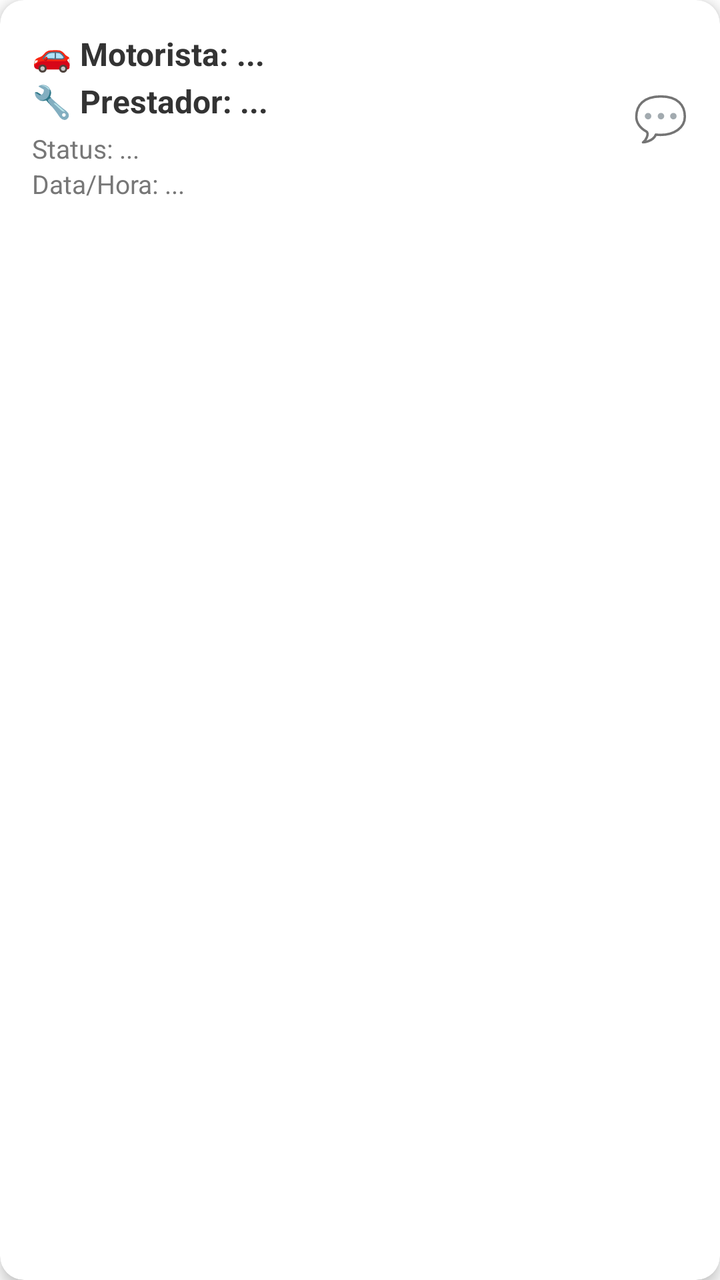
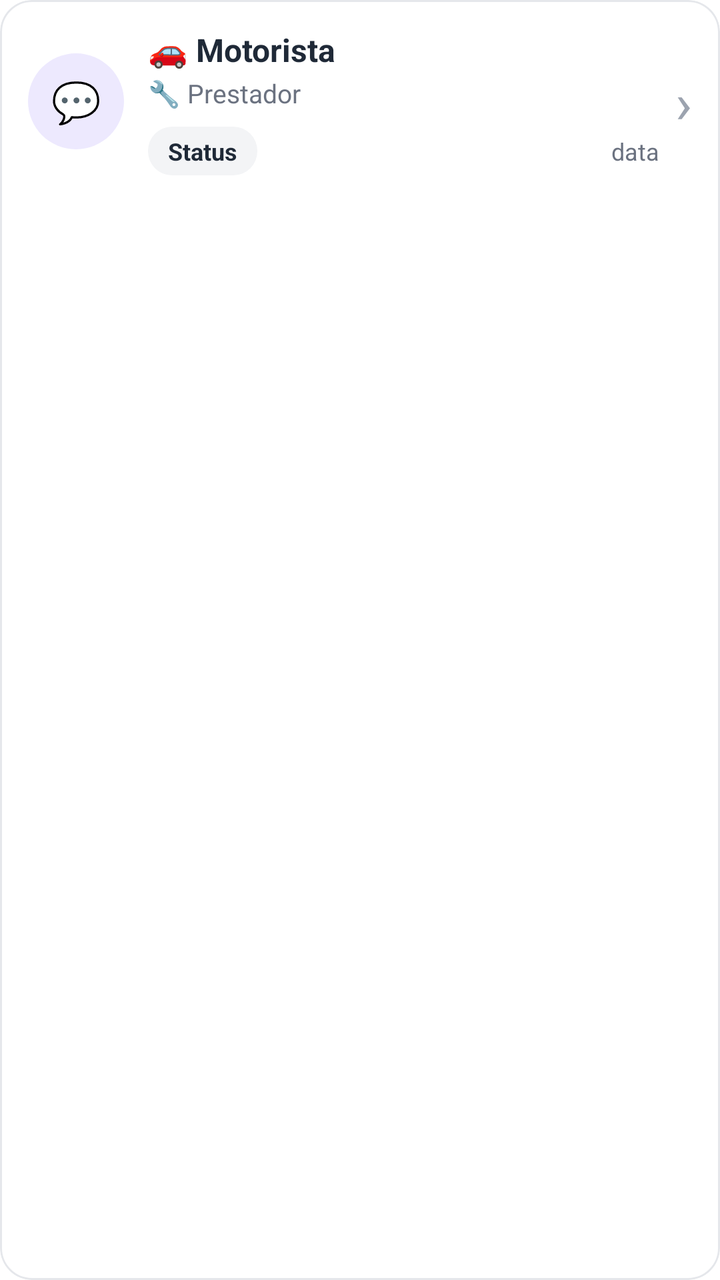

The first picture is an Android layout as it rendered before a commit; the second is the same layout after the commit. The layout source and the unified diff follow.
<!-- AndroidManifest.xml: application theme Theme.MaterialComponents.Light.NoActionBar -->
<!-- res/layout/item_admin_conversa.xml -->
<?xml version="1.0" encoding="utf-8"?>
<androidx.cardview.widget.CardView xmlns:android="http://schemas.android.com/apk/res/android"
    xmlns:app="http://schemas.android.com/apk/res-auto"
    android:layout_width="match_parent"
    android:layout_height="wrap_content"
    android:layout_margin="8dp"
    android:clickable="true"
    android:focusable="true"
    android:foreground="?attr/selectableItemBackground"
    app:cardCornerRadius="12dp"
    app:cardElevation="4dp">

    <LinearLayout
        android:layout_width="match_parent"
        android:layout_height="wrap_content"
        android:orientation="horizontal"
        android:padding="16dp"
        android:gravity="center_vertical">

        <LinearLayout
            android:layout_width="0dp"
            android:layout_height="wrap_content"
            android:layout_weight="1"
            android:orientation="vertical">

            <TextView
                android:id="@+id/tvConversaMotorista"
                android:layout_width="match_parent"
                android:layout_height="wrap_content"
                android:text="🚗 Motorista: ..."
                android:textSize="16sp"
                android:textStyle="bold"
                android:textColor="#333" />

            <TextView
                android:id="@+id/tvConversaPrestador"
                android:layout_width="match_parent"
                android:layout_height="wrap_content"
                android:text="🔧 Prestador: ..."
                android:textSize="16sp"
                android:textStyle="bold"
                android:textColor="#333"
                android:layout_marginTop="2dp" />

            <TextView
                android:id="@+id/tvConversaStatus"
                android:layout_width="match_parent"
                android:layout_height="wrap_content"
                android:text="Status: ..."
                android:textSize="13sp"
                android:textColor="#777"
                android:layout_marginTop="4dp" />

            <TextView
                android:id="@+id/tvConversaDataHora"
                android:layout_width="match_parent"
                android:layout_height="wrap_content"
                android:text="Data/Hora: ..."
                android:textSize="13sp"
                android:textColor="#777" />

        </LinearLayout>

        <TextView
            android:layout_width="wrap_content"
            android:layout_height="wrap_content"
            android:text="💬"
            android:textSize="22sp" />

    </LinearLayout>

</androidx.cardview.widget.CardView>
<!-- resources referenced by this layout -->
<resources>

</resources>

<!-- the commit's change to res/layout/item_admin_conversa.xml (unified diff, before → after) -->
@@ -1,72 +1,79 @@
 <?xml version="1.0" encoding="utf-8"?>
-<androidx.cardview.widget.CardView xmlns:android="http://schemas.android.com/apk/res/android"
+<com.google.android.material.card.MaterialCardView xmlns:android="http://schemas.android.com/apk/res/android"
     xmlns:app="http://schemas.android.com/apk/res-auto"
-    android:layout_width="match_parent"
-    android:layout_height="wrap_content"
-    android:layout_margin="8dp"
+    style="@style/AdminCard"
+    android:layout_marginTop="6dp"
+    android:layout_marginBottom="6dp"
     android:clickable="true"
-    android:focusable="true"
-    android:foreground="?attr/selectableItemBackground"
-    app:cardCornerRadius="12dp"
-    app:cardElevation="4dp">
+    android:focusable="true">
 
     <LinearLayout
         android:layout_width="match_parent"
         android:layout_height="wrap_content"
+        android:gravity="center_vertical"
         android:orientation="horizontal"
-        android:padding="16dp"
-        android:gravity="center_vertical">
+        android:padding="14dp">
+
+        <TextView
+            style="@style/AdminAvatar"
+            android:backgroundTint="@color/admin_roxo_claro"
+            android:text="💬"
+            android:textSize="20sp" />
 
         <LinearLayout
             android:layout_width="0dp"
             android:layout_height="wrap_content"
+            android:layout_marginStart="12dp"
             android:layout_weight="1"
             android:orientation="vertical">
 
             <TextView
                 android:id="@+id/tvConversaMotorista"
+                style="@style/AdminTitulo"
                 android:layout_width="match_parent"
-                android:layout_height="wrap_content"
-                android:text="🚗 Motorista: ..."
-                android:textSize="16sp"
-                android:textStyle="bold"
-                android:textColor="#333" />
+                android:ellipsize="end"
+                android:maxLines="1"
+                android:text="🚗 Motorista" />
 
             <TextView
                 android:id="@+id/tvConversaPrestador"
+                style="@style/AdminLinha"
+                android:layout_marginTop="2dp"
+                android:ellipsize="end"
+                android:maxLines="1"
+                android:text="🔧 Prestador" />
+
+            <LinearLayout
                 android:layout_width="match_parent"
                 android:layout_height="wrap_content"
-                android:text="🔧 Prestador: ..."
-                android:textSize="16sp"
-                android:textStyle="bold"
-                android:textColor="#333"
-                android:layout_marginTop="2dp" />
+                android:layout_marginTop="8dp"
+                android:gravity="center_vertical"
+                android:orientation="horizontal">
 
-            <TextView
-                android:id="@+id/tvConversaStatus"
-                android:layout_width="match_parent"
-                android:layout_height="wrap_content"
-                android:text="Status: ..."
-                android:textSize="13sp"
-                android:textColor="#777"
-                android:layout_marginTop="4dp" />
+                <TextView
+                    android:id="@+id/tvConversaStatus"
+                    style="@style/AdminChip"
+                    android:text="Status" />
 
-            <TextView
-                android:id="@+id/tvConversaDataHora"
-                android:layout_width="match_parent"
-                android:layout_height="wrap_content"
-                android:text="Data/Hora: ..."
-                android:textSize="13sp"
-                android:textColor="#777" />
-
+                <TextView
+                    android:id="@+id/tvConversaDataHora"
+                    android:layout_width="0dp"
+                    android:layout_height="wrap_content"
+                    android:layout_marginStart="8dp"
+                    android:layout_weight="1"
+                    android:gravity="end"
+                    android:text="data"
+                    android:textColor="@color/admin_texto_secundario"
+                    android:textSize="12sp" />
+            </LinearLayout>
         </LinearLayout>
 
         <TextView
             android:layout_width="wrap_content"
             android:layout_height="wrap_content"
-            android:text="💬"
-            android:textSize="22sp" />
-
+            android:layout_marginStart="8dp"
+            android:text="›"
+            android:textColor="#9CA3AF"
+            android:textSize="28sp" />
     </LinearLayout>
-
-</androidx.cardview.widget.CardView>
+</com.google.android.material.card.MaterialCardView>
<!-- resource entries referenced after the edit -->
@@ -1,5 +1,65 @@
 <!-- resources referenced by this layout -->
 <resources>
-
+  <color name="admin_roxo_claro">#EDE9FE</color>
+  <color name="admin_texto_secundario">#6B7280</color>
+  <style name="AdminAvatar">
+          <item name="android:layout_width">48dp</item>
+          <item name="android:layout_height">48dp</item>
+          <item name="android:background">@drawable/bg_admin_avatar</item>
+          <item name="android:gravity">center</item>
+          <item name="android:textColor">@android:color/white</item>
+          <item name="android:textSize">17sp</item>
+          <item name="android:textStyle">bold</item>
+      </style>
+  <style name="AdminCard">
+          <item name="android:layout_width">match_parent</item>
+          <item name="android:layout_height">wrap_content</item>
+          <item name="cardBackgroundColor">@android:color/white</item>
+          <item name="cardCornerRadius">16dp</item>
+          <item name="cardElevation">0dp</item>
+          <item name="strokeColor">@color/admin_borda</item>
+          <item name="strokeWidth">1dp</item>
+      </style>
+  <style name="AdminChip">
+          <item name="android:layout_width">wrap_content</item>
+          <item name="android:layout_height">wrap_content</item>
+          <item name="android:background">@drawable/bg_admin_chip</item>
+          <item name="android:backgroundTint">@color/admin_chip</item>
+          <item name="android:paddingStart">10dp</item>
+          <item name="android:paddingEnd">10dp</item>
+          <item name="android:paddingTop">4dp</item>
+          <item name="android:paddingBottom">4dp</item>
+          <item name="android:textColor">@color/admin_texto</item>
+          <item name="android:textSize">12sp</item>
+          <item name="android:textStyle">bold</item>
+      </style>
+  <style name="AdminLinha">
+          <item name="android:layout_width">match_parent</item>
+          <item name="android:layout_height">wrap_content</item>
+          <item name="android:textColor">@color/admin_texto_secundario</item>
+          <item name="android:textSize">13sp</item>
+          <item name="android:layout_marginTop">4dp</item>
+      </style>
+  <style name="AdminTitulo">
+          <item name="android:layout_width">wrap_content</item>
+          <item name="android:layout_height">wrap_content</item>
+          <item name="android:textColor">@color/admin_texto</item>
+          <item name="android:textSize">16sp</item>
+          <item name="android:textStyle">bold</item>
+      </style>
+  <!-- drawable bg_admin_avatar (drawable) -->
+  <?xml version="1.0" encoding="utf-8"?>
+  <shape xmlns:android="http://schemas.android.com/apk/res/android" android:shape="oval">
+      <solid android:color="#FFFFFF" />
+  </shape>
+  <color name="admin_borda">#E5E7EB</color>
+  <!-- drawable bg_admin_chip (drawable) -->
+  <?xml version="1.0" encoding="utf-8"?>
+  <shape xmlns:android="http://schemas.android.com/apk/res/android" android:shape="rectangle">
+      <solid android:color="#FFFFFF" />
+      <corners android:radius="12dp" />
+  </shape>
+  <color name="admin_chip">#F3F4F6</color>
+  <color name="admin_texto">#1F2937</color>
 </resources>
 
